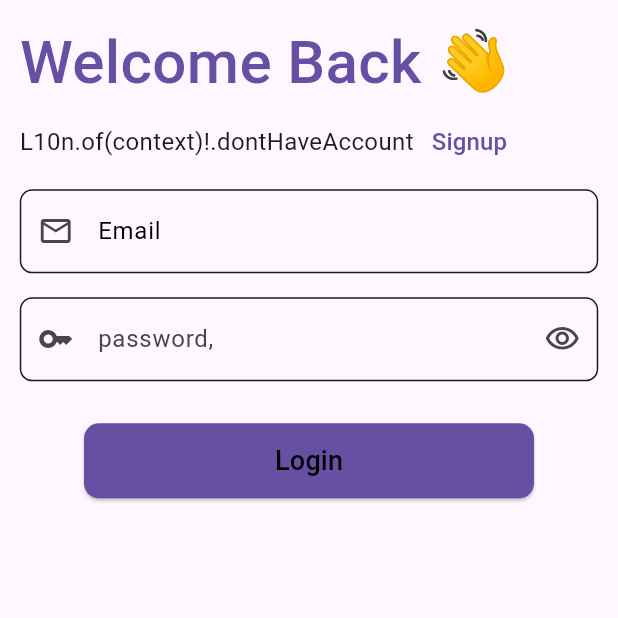
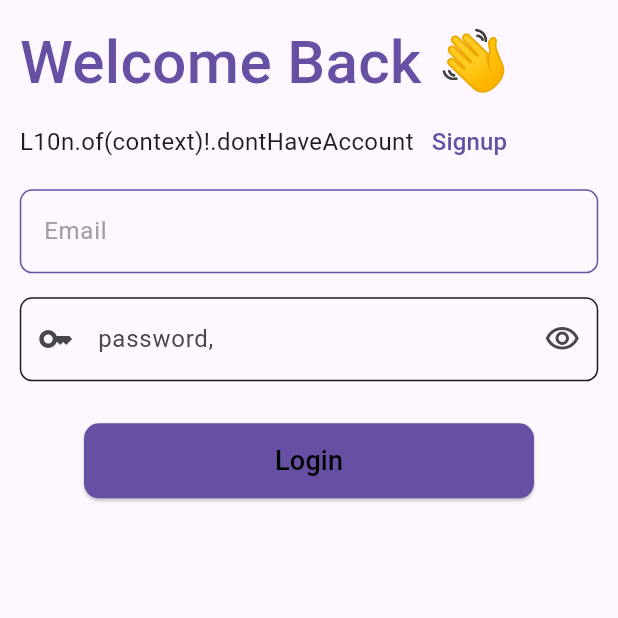
Before and after one commit to NurhayatYurtaslan/bazar_books_mobile_app, a Flutter app: the screen it shows after launch, on a phone screen of 412 x 824 dp, the top half of it. Run offline on Flutter 3.47's test engine with Material 3 defaults, Android fonts, the phone set to English and light mode, and no system bars; our stand-ins replace auto_route, bloc, cloud_firestore, dots_indicator, firebase_auth, firebase_core and 3 more; accounts and stored records are empty.

Commit message:
update 🆕 : style

```diff
--- a/lib/core/widgets/custom_text_widget.dart
+++ b/lib/core/widgets/custom_text_widget.dart
@@ -5,7 +5,6 @@ import 'package:flutter/services.dart';
 class CustomTextInput extends StatelessWidget {
   final String label;
   final String? hintText;
-  final Icon icon;
   final TextEditingController controller;
   final TextInputType? keyboardType;
   final TextInputAction? textInputAction;
@@ -15,7 +14,6 @@ class CustomTextInput extends StatelessWidget {
   CustomTextInput({
     super.key,
     required this.label,
-    required this.icon,
     required this.controller,
     this.keyboardType,
     this.textInputAction,
@@ -40,30 +38,43 @@ class CustomTextInput extends StatelessWidget {
             validator: validator,
             cursorColor: Colors.black,
             decoration: InputDecoration(
-                labelStyle: TextStyle(color: Colors.black),
+              labelStyle: TextStyle(color: Colors.grey),
               enabledBorder: OutlineInputBorder(
                 borderRadius: BorderRadius.all(context.lowRadius),
                 borderSide: BorderSide(
-                        color: Theme.of(context).colorScheme.onBackground)),
+                  color: Theme.of(context).primaryColor,
+                ),
+              ),
               focusedBorder: OutlineInputBorder(
                 borderRadius: BorderRadius.all(context.lowRadius),
                 borderSide: BorderSide(
-                        color: Theme.of(context).colorScheme.onBackground)),
+                  color: Theme.of(context).colorScheme.onBackground,
+                ),
+              ),
               errorBorder: OutlineInputBorder(
                 borderRadius: BorderRadius.all(context.lowRadius),
-                    borderSide:
-                        BorderSide(color: Theme.of(context).colorScheme.error)),
+                borderSide: BorderSide(
+                  color: Theme.of(context).colorScheme.error,
+                ),
+              ),
               disabledBorder: OutlineInputBorder(
                 borderRadius: BorderRadius.all(context.lowRadius),
                 borderSide: BorderSide(
-                        color: Theme.of(context).colorScheme.onBackground)),
+                  color: Theme.of(context).colorScheme.onBackground,
+                ),
+              ),
               focusedErrorBorder: OutlineInputBorder(
                 borderRadius: BorderRadius.all(context.lowRadius),
-                    borderSide:
-                        BorderSide(color: Theme.of(context).colorScheme.error)),
-                prefixIcon: icon,
+                borderSide: BorderSide(
+                  color: Theme.of(context).colorScheme.error,
+                ),
+              ),
+
               label: Text(label),
-                hintText: hintText),
+              hintText: hintText,
+              floatingLabelBehavior:
+                  FloatingLabelBehavior.never, // Animasyonu kapatır
+            ),
           ),
         )
       ],
```
Lines whose indentation alone changed are shown as unchanged.
